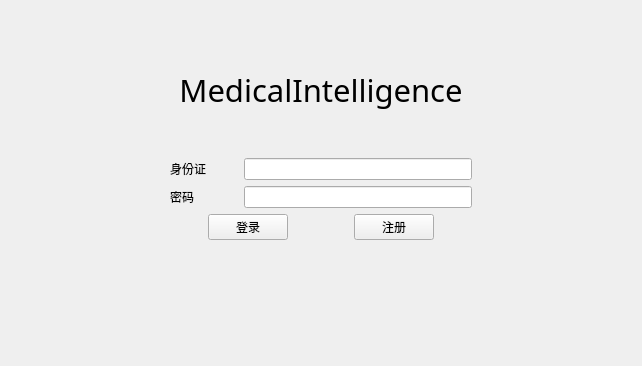
The window that src/patient-client/src/patientlogin.ui (bit-cs-practicing/MedicalIntelligence) describes before a commit, drawn with Qt 5.
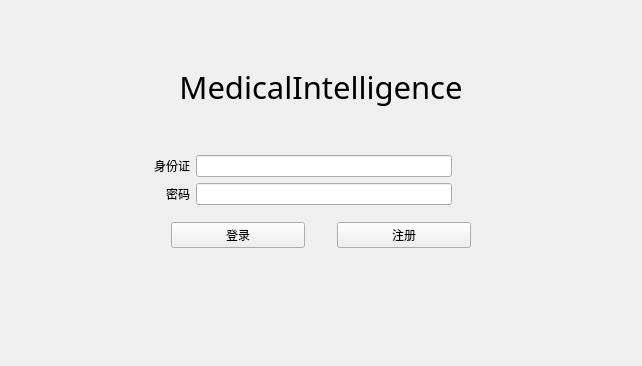
The same window after the commit.

Commit message: refactor({patient,doctor}-client/view): adjust layout

Patch:
```diff
--- a/src/patient-client/src/patientlogin.ui
+++ b/src/patient-client/src/patientlogin.ui
@@ -13,7 +13,7 @@
   <property name="windowTitle">
    <string>MedicalIntelligence (Patient Client)</string>
   </property>
-  <layout class="QVBoxLayout" name="verticalLayout" stretch="5,10,0,10,10,10">
+  <layout class="QVBoxLayout" name="verticalLayout" stretch="5,10,0,10,1,10,10">
    <item>
     <spacer name="verticalSpacer">
      <property name="orientation">
@@ -68,7 +68,7 @@
     </spacer>
    </item>
    <item>
-    <layout class="QGridLayout" name="gridLayout" columnstretch="7,3,10,7">
+    <layout class="QGridLayout" name="gridLayout" columnstretch="5,2,10,7">
      <item row="1" column="2">
       <widget class="QLineEdit" name="password">
        <property name="text">
@@ -84,6 +84,9 @@
        <property name="text">
         <string>身份证</string>
        </property>
+       <property name="alignment">
+        <set>Qt::AlignRight|Qt::AlignTrailing|Qt::AlignVCenter</set>
+       </property>
       </widget>
      </item>
      <item row="1" column="1">
@@ -91,6 +94,9 @@
        <property name="text">
         <string>密码</string>
        </property>
+       <property name="alignment">
+        <set>Qt::AlignRight|Qt::AlignTrailing|Qt::AlignVCenter</set>
+       </property>
       </widget>
      </item>
      <item row="0" column="2">
@@ -155,7 +161,20 @@
     </layout>
    </item>
    <item>
-    <layout class="QHBoxLayout" name="horizontalLayout" stretch="10,10,3,10,10">
+    <spacer name="verticalSpacer_4">
+     <property name="orientation">
+      <enum>Qt::Vertical</enum>
+     </property>
+     <property name="sizeHint" stdset="0">
+      <size>
+       <width>20</width>
+       <height>40</height>
+      </size>
+     </property>
+    </spacer>
+   </item>
+   <item>
+    <layout class="QHBoxLayout" name="horizontalLayout" stretch="18,15,3,15,18">
      <item>
       <spacer name="horizontalSpacer">
        <property name="orientation">
@@ -171,12 +190,6 @@
      </item>
      <item>
       <widget class="QPushButton" name="loginBtn">
-       <property name="sizePolicy">
-        <sizepolicy hsizetype="Fixed" vsizetype="Fixed">
-         <horstretch>0</horstretch>
-         <verstretch>0</verstretch>
-        </sizepolicy>
-       </property>
        <property name="layoutDirection">
         <enum>Qt::LeftToRight</enum>
        </property>
@@ -200,12 +213,6 @@
      </item>
      <item>
       <widget class="QPushButton" name="registerBtn">
-       <property name="sizePolicy">
-        <sizepolicy hsizetype="Fixed" vsizetype="Fixed">
-         <horstretch>0</horstretch>
-         <verstretch>0</verstretch>
-        </sizepolicy>
-       </property>
        <property name="text">
         <string>注册</string>
        </property>
```
The commit also changes 1 other file.
